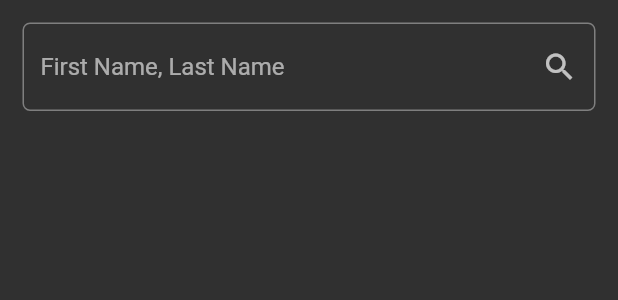
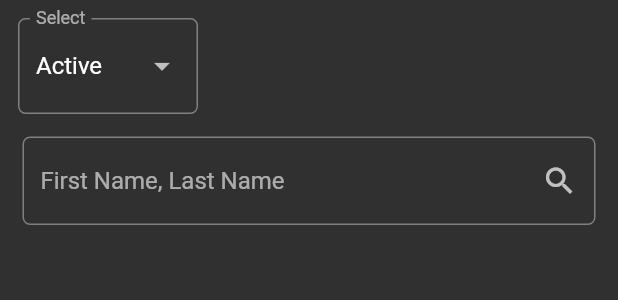
Before and after one commit to ShashiKha9/BLOC-DEMO, a Flutter app: the GroupContactsContent widget shown alone on an empty page, opened directly with empty values, on a phone screen of 412 x 824 dp. Shown: the top 300 px of the screen. Run offline on Flutter 3.47's test engine with Material 2 defaults, Android fonts, the phone set to English and light mode, and no system bars; drawn by our look-alikes of loading_overlay; our stand-ins replace dio, email_validator, equatable, flutter_bloc, flutter_spinkit, flutter_typeahead and 3 more; missing offline and left inert: flutter_iconpicker, google_maps_webservice; accounts and stored records are empty; Roboto replaces fonts that are missing (Montserrat-Light).

Commit message:
adding filter to contacts and invitees api changes

```diff
--- a/lib/data/api/group_invite_contact_api.dart
+++ b/lib/data/api/group_invite_contact_api.dart
@@ -5,7 +5,7 @@ import 'base_api.dart';
 
 abstract class IGroupInviteContactsApi {
   Future<ApiDataResponse<List<GroupInviteContactDto>>> getGroupInviteContacts(
-      String groupId, String? filter, String role, String? branchId);
+      String groupId, String? filter, String role, String? branchId, String active);
   Future<ApiResponse> addGroupInviteContact(
       String groupId, GroupInviteContactDto contact);
   Future<ApiResponse> updateGroupInviteContact(
@@ -37,12 +37,13 @@ class GroupInviteContactsApi extends BaseApi
 
   @override
   Future<ApiDataResponse<List<GroupInviteContactDto>>> getGroupInviteContacts(
-      String groupId, String? filter, String role, String? branchId) async {
+      String groupId, String? filter, String role, String? branchId, String active) async {
     return await wrapDataCall(() async {
       var result = await dio.get("/groups/invites", queryParameters: {
         'Filter': filter,
         'Role': role,
-        'branchId': branchId
+        'branchId': branchId,
+        'active' : active
       });
       return OkData((result.data as Iterable)
           .map((e) => GroupInviteContactDto.fromJson(e))
--- a/lib/data/blocs/group_invite_contact_bloc.dart
+++ b/lib/data/blocs/group_invite_contact_bloc.dart
@@ -23,7 +23,9 @@ class GetGroupInviteContacts extends GroupInviteContactEvent {
   final String? filter;
   final String role;
   final String? branchId;
-  GetGroupInviteContacts(this.groupId, this.filter, this.role, this.branchId);
+  final String active;
+  GetGroupInviteContacts(
+      this.groupId, this.filter, this.role, this.branchId, this.active);
 
   @override
   List<Object?> get props => [groupId, filter, role, branchId];
@@ -205,7 +207,7 @@ class GroupInviteContactBloc
       }
 
       var result = await _contactsApi.getGroupInviteContacts(
-          groupId, event.filter, event.role, event.branchId);
+          groupId, event.filter, event.role, event.branchId, event.active);
 
       if (result is OkData<List<GroupInviteContactDto>>) {
         if (event.role == FleetUserRoles.contact) {
@@ -213,7 +215,8 @@ class GroupInviteContactBloc
               event.groupId!,
               event.filter,
               FleetUserRoles.admin,
-              event.branchId);
+              event.branchId,
+              event.active);
           if (adminResult is OkData<List<GroupInviteContactDto>> &&
               adminResult.dto.isNotEmpty) {
             result.dto.add(adminResult.dto.first);
--- a/lib/ui/content/groupcontacts/group_contacts.dart
+++ b/lib/ui/content/groupcontacts/group_contacts.dart
@@ -9,6 +9,7 @@ import '../../adaptive_navigation.dart';
 import '../../widgets/common_widgets.dart';
 import '../../widgets/dialogs.dart';
 import '../../widgets/loading_container.dart';
+import '../../widgets/text_input_decoration.dart';
 import 'add_group_contact.dart';
 
 class GroupContactsContent extends StatefulWidget
@@ -50,6 +51,12 @@ class _GroupContactsContentState extends State<GroupContactsContent> {
   final LoadingController _loadingController = LoadingController();
   String _searchValue = "";
   final List<AdaptiveListItem> _contacts = [];
+  String _active = "active";
+  final _activeFilter = {
+    "All": "all",
+    "Active": "active",
+    "Inactive": "inactive"
+  };
 
   @override
   void initState() {
@@ -93,8 +100,12 @@ class _GroupContactsContentState extends State<GroupContactsContent> {
                             contact: e));
                   })).then((_) {
                     context.read<GroupInviteContactBloc>().add(
-                        GetGroupInviteContacts(widget.groupId, "",
-                            FleetUserRoles.contact, _selectedBranchId));
+                        GetGroupInviteContacts(
+                            widget.groupId,
+                            "",
+                            FleetUserRoles.contact,
+                            _selectedBranchId,
+                            _active));
                   });
                 }));
                 contextualItems.add(AdaptiveItemButton(
@@ -150,7 +161,8 @@ class _GroupContactsContentState extends State<GroupContactsContent> {
                   widget.groupId,
                   _searchValue,
                   FleetUserRoles.contact,
-                  _selectedBranchId));
+                  _selectedBranchId,
+                  _active));
             }
             if (state is BranchChangedState) {
               _selectedBranchId = state.branchId;
@@ -158,14 +170,16 @@ class _GroupContactsContentState extends State<GroupContactsContent> {
                   widget.groupId,
                   _searchValue,
                   FleetUserRoles.contact,
-                  _selectedBranchId));
+                  _selectedBranchId,
+                  _active));
             }
             if (state is RefreshContactListState) {
               context.read<GroupInviteContactBloc>().add(GetGroupInviteContacts(
                   widget.groupId,
                   _searchValue,
                   FleetUserRoles.contact,
-                  _selectedBranchId));
+                  _selectedBranchId,
+                  _active));
             }
             if (state is ActivateDeActivateContactSuccessState) {
               ToastDialog.success("Record updated successfully");
@@ -173,22 +187,68 @@ class _GroupContactsContentState extends State<GroupContactsContent> {
                   widget.groupId,
                   _searchValue,
                   FleetUserRoles.contact,
-                  _selectedBranchId));
+                  _selectedBranchId,
+                  _active));
             }
           }
         },
+        child: Column(
+          children: [
+            Padding(
+              padding: const EdgeInsets.fromLTRB(12, 12, 12, 0),
+              child: Align(
+                alignment: Alignment.centerLeft,
+                child: Container(
+                  constraints: const BoxConstraints(maxWidth: 120),
+                  child: DropdownButtonFormField<String>(
+                      decoration: TextInputDecoration(labelText: "Select"),
+                      value: _active,
+                      isExpanded: true,
+                      isDense: true,
+                      onChanged: (value) {
+                        setState(() {
+                          _active = value ?? "";
+                        });
+                        context.read<GroupInviteContactBloc>().add(
+                            GetGroupInviteContacts(
+                                widget.groupId,
+                                _searchValue,
+                                FleetUserRoles.contact,
+                                _selectedBranchId,
+                                _active));
+                      },
+                      items: _activeFilter
+                          .map((description, value) {
+                            return MapEntry(
+                                description,
+                                DropdownMenuItem<String>(
+                                  value: value,
+                                  child: Text(description),
+                                ));
+                          })
+                          .values
+                          .toList()),
+                ),
+              ),
+            ),
+            Expanded(
               child: SearchableList(
                   searchHint: "First Name, Last Name",
                   searchIcon: const Icon(Icons.search),
                   onSearchSubmitted: (value) {
                     _searchValue = value;
-              context.read<GroupInviteContactBloc>().add(GetGroupInviteContacts(
+                    context.read<GroupInviteContactBloc>().add(
+                        GetGroupInviteContacts(
                             widget.groupId,
                             _searchValue,
                             FleetUserRoles.contact,
-                  _selectedBranchId));
+                            _selectedBranchId,
+                            _active));
                   },
                   list: _contacts),
+            ),
+          ],
+        ),
       ),
     );
   }
```
Also changed, not shown: lib/ui/content/groupinvitecontacts/group_invite_contacts.dart (+62 -10 lines). Lines whose indentation alone changed are shown as unchanged.
